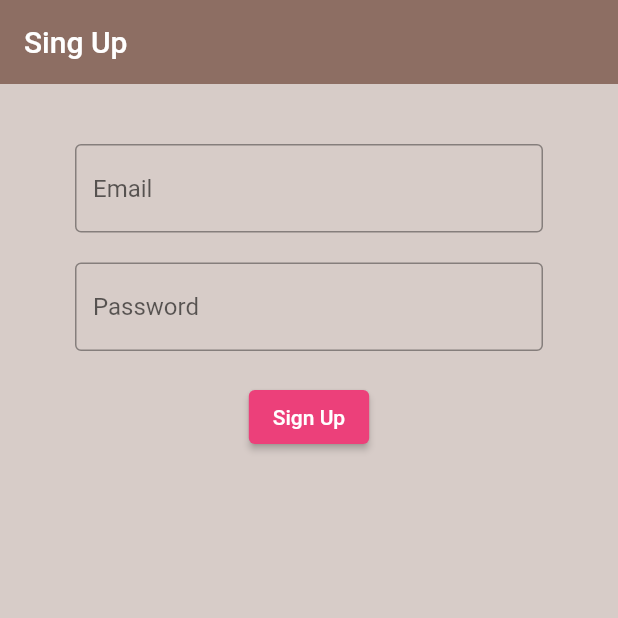
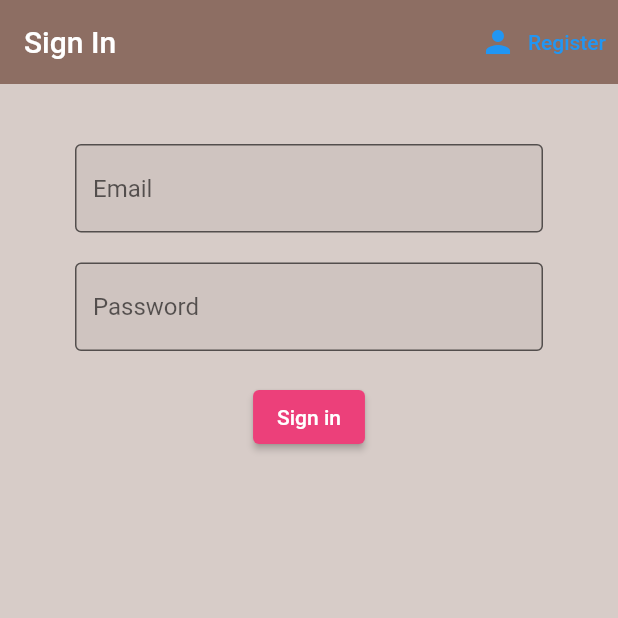
Before and after one commit to marti1999/RFID-bus, a Flutter app: the screen it shows after launch, on a phone screen of 412 x 824 dp, the top half of it. Run offline on Flutter 3.47's test engine with Material 2 defaults, Android fonts, the phone set to English and light mode, and no system bars; our stand-ins replace cloud_firestore, firebase_auth, firebase_core, flutter_form_builder, form_builder_validators, geocoding and 3 more; accounts and stored records are empty.

Commit message:
form Sign in and Sign out

```diff
--- /dev/null
+++ b/rfid_hackaton/lib/shared/constants.dart
@@ -0,0 +1,6 @@
+import 'package:flutter/material.dart';
+
+const textInputDecoration = InputDecoration(
+    border: OutlineInputBorder(),
+    filled: true,
+);
--- a/rfid_hackaton/lib/views/authenticate/authenticate.dart
+++ b/rfid_hackaton/lib/views/authenticate/authenticate.dart
@@ -1,6 +1,6 @@
 import 'package:flutter/material.dart';
 import 'package:rfid_hackaton/views/authenticate/sign_in.dart';
-import 'package:rfid_hackaton/views/authenticate/register.dart';
+import 'package:rfid_hackaton/views/authenticate/sign_up.dart';
 
 class Authenticate extends StatefulWidget {
   const Authenticate({Key? key}) : super(key: key);
@@ -10,11 +10,23 @@ class Authenticate extends StatefulWidget {
 }
 
 class _AuthenticateState extends State<Authenticate> {
+
+  bool showSignIn = true;
+
+  void toggleView(){
+    setState(() => showSignIn = !showSignIn);
+  }
+
   @override
   Widget build(BuildContext context) {
-    return Container(
-      // child: SignIn(),
-      child: Register(),
-    );
+    if(showSignIn){
+      return SignIn(toggleView: toggleView);
+    }else{
+      return Register(toggleView: toggleView);
+    }
+    // return Container(
+    //   // child: SignIn(),
+    //   child: Register(),
+    // );
   }
 }
--- a/rfid_hackaton/lib/views/authenticate/register.dart
+++ /dev/null
@@ -1,71 +0,0 @@
-import 'package:flutter/material.dart';
-import 'package:rfid_hackaton/views/authenticate/sign_in.dart';
-import 'package:rfid_hackaton/services/auth.dart';
-
-class Register extends StatefulWidget {
-
-  @override
-  _RegisterState createState() => _RegisterState();
-}
-
-class _RegisterState extends State<Register> {
-
-   final AuthService _auth = AuthService();
-
-   //text field state
-  String email = '';
-  String passwd = '';
-
-  @override
-  Widget build(BuildContext context) {
-    return Scaffold(
-          backgroundColor: Colors.brown[100],
-          appBar: AppBar(
-            backgroundColor: Colors.brown[400],
-            elevation: 0.0,
-            title: Text('Sing Up'),
-          ),
-          body: Container(
-            padding: EdgeInsets.symmetric(vertical: 20, horizontal: 50),
-            child: Form(
-              child:Column(
-                children: <Widget>[
-                  SizedBox(height: 20.0,),
-                  TextFormField(
-                    decoration: InputDecoration(
-                      border: OutlineInputBorder(),
-                      hintText: 'Email'
-                    ),
-                    onChanged: (val){
-                      setState(() => email = val);
-                    },
-                  ),
-                  SizedBox(height: 20.0,),
-                  TextFormField(
-                    obscureText: true,
-                    decoration: InputDecoration(
-                        border: OutlineInputBorder(),
-                        hintText: 'Password'
-                    ),
-                    onChanged: (val){
-                      setState(() => passwd = val);
-                    },
-                  ),
-                  SizedBox(height: 20.0,),
-                  ElevatedButton(
-                    style: ElevatedButton.styleFrom(
-                      primary: Colors.pink[400],
-                    ),
-                    child: const Text('Sign Up'),
-                    onPressed: () async {
-                      print(email);
-                      print(passwd);
-                    },
-                  ),
-                ],
-              )
-            )
-          )
-        );
-  }
-}
--- a/rfid_hackaton/lib/views/authenticate/sign_in.dart
+++ b/rfid_hackaton/lib/views/authenticate/sign_in.dart
@@ -1,8 +1,12 @@
 import 'package:flutter/material.dart';
 import 'package:rfid_hackaton/services/auth.dart';
+import 'package:rfid_hackaton/shared/constants.dart';
 
 class SignIn extends StatefulWidget {
-  const SignIn({Key? key}) : super(key: key);
+  // const SignIn({Key? key}) : super(key: key);
+
+  final Function toggleView;
+  SignIn({ required this.toggleView });
 
   @override
   State<SignIn> createState() => _SignInState();
@@ -11,10 +15,12 @@ class SignIn extends StatefulWidget {
 class _SignInState extends State<SignIn> {
 
   final AuthService _auth = AuthService();
+  final _formKey = GlobalKey<FormState>();
 
   //text field state
   String email = '';
   String passwd = '';
+  String error = '';
 
   @override
   Widget build(BuildContext context) {
@@ -23,19 +29,33 @@ class _SignInState extends State<SignIn> {
       appBar: AppBar(
         backgroundColor: Colors.brown[400],
         elevation: 0.0,
-        title: Text('Sign in'),
+        title: Text('Sign In'),
+        actions: <Widget>[
+          TextButton.icon(
+              icon: Icon(Icons.person),
+              label: Text('Register'),
+              onPressed: () {
+                widget.toggleView();
+              }
+          )
+        ],
       ),
       body: Container(
         padding: EdgeInsets.symmetric(vertical: 20, horizontal: 50),
         child: Form(
+          key: _formKey,
           child:Column(
             children: <Widget>[
               SizedBox(height: 20.0,),
               TextFormField(
-                decoration: InputDecoration(
-                  border: OutlineInputBorder(),
-                  hintText: 'Email'
-                ),
+                decoration: textInputDecoration.copyWith(hintText: 'Email'),
+                validator: (val) {
+                  if(val != null && val.isEmpty ){
+                    return "Enter an Email";
+                  }else{
+                    return null;
+                  }
+                },
                 onChanged: (val){
                   setState(() => email = val);
                 },
@@ -43,10 +63,16 @@ class _SignInState extends State<SignIn> {
               SizedBox(height: 20.0,),
               TextFormField(
                 obscureText: true,
-                decoration: InputDecoration(
-                    border: OutlineInputBorder(),
-                    hintText: 'Password'
-                ),
+                decoration: textInputDecoration.copyWith(hintText: 'Password'),
+                validator: (val) {
+                  if (val!.length < 6) {
+                    return 'Enter an password 6+ chars long';
+                  }
+                  else {
+                    return null;
+                  }
+
+                },
                 onChanged: (val){
                   setState(() => passwd = val);
                 },
@@ -58,9 +84,21 @@ class _SignInState extends State<SignIn> {
                 ),
                 child: const Text('Sign in'),
                 onPressed: () async {
-                  print(email);
-                  print(passwd);
+                  if(_formKey.currentState!.validate()){
+                    dynamic result = await _auth.signInWithEmailAndPassword(email, passwd);
+                    if(result == null){
+                      setState(() => error = 'could not sign in with credentials');
+                    }
+                  }
                 },
+              ),
+              SizedBox(height: 20.0,),
+              Text(
+                error,
+                style: TextStyle(
+                    color: Colors.red,
+                    fontSize: 14.0
+                ),
               ),
             ],
           )
--- a/rfid_hackaton/pubspec.yaml
+++ b/rfid_hackaton/pubspec.yaml
@@ -46,7 +46,7 @@ dependencies:
   flutter_form_builder: ^7.1.1
   form_builder_validators: ^8.1.1
   flutter_svg: ^1.0.3
-
+  flutter_spinkit: ^5.1.0
 
 dev_dependencies:
   flutter_test:
```
Also changed, not shown: rfid_hackaton/lib/services/auth.dart (+20 -1 lines), rfid_hackaton/lib/views/authenticate/sign_up.dart (added, +111 -0 lines).
